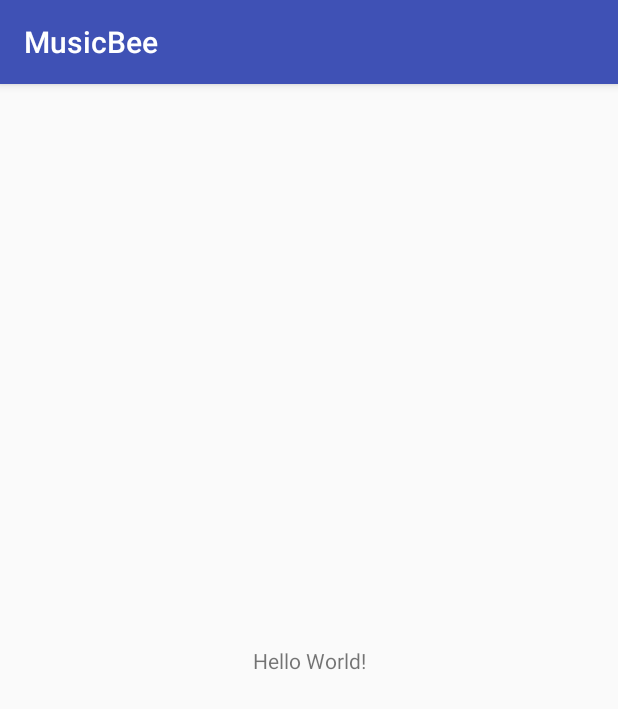
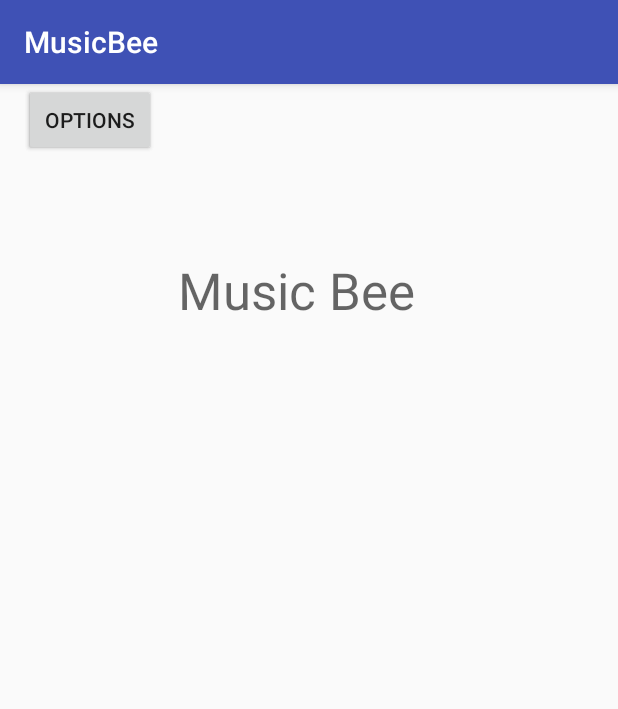
Before and after one commit to echiaboli/MusicBee, an Android app: the screen it shows after launch (MainActivity), on a phone screen of 412 x 824 dp. Shown: the top 709 px of the screen. Run offline under Robolectric (Android 15) with nearby library versions, the phone set to English and light mode, and no system bars.

Commit message:
Activity for startup page

```diff
--- a/app/src/main/AndroidManifest.xml
+++ b/app/src/main/AndroidManifest.xml
@@ -16,6 +16,7 @@
                 <category android:name="android.intent.category.LAUNCHER" />
             </intent-filter>
         </activity>
+        <activity android:name=".Startup"></activity>
     </application>
 
 </manifest>
--- a/app/src/main/res/layout/activity_main.xml
+++ b/app/src/main/res/layout/activity_main.xml
@@ -7,12 +7,37 @@
     tools:context="aboli.musicbee.MainActivity">
 
     <TextView
+        android:layout_width="182dp"
+        android:layout_height="55dp"
+        android:layout_marginRight="16dp"
+        android:text="Music Bee"
+        android:textAppearance="@style/TextAppearance.AppCompat.Display1"
+        app:layout_constraintBottom_toBottomOf="parent"
+        app:layout_constraintHorizontal_bias="0.52"
+        app:layout_constraintLeft_toLeftOf="parent"
+        app:layout_constraintRight_toRightOf="parent"
+        app:layout_constraintTop_toTopOf="parent"
+        app:layout_constraintVertical_bias="0.145"
+        android:layout_marginTop="16dp"
+        android:layout_marginBottom="16dp"
+        android:layout_marginLeft="16dp" />
+
+    <Button
+        android:id="@+id/button"
         android:layout_width="wrap_content"
         android:layout_height="wrap_content"
-        android:text="Hello World!"
-        app:layout_constraintBottom_toBottomOf="parent"
-        app:layout_constraintLeft_toLeftOf="parent"
-        app:layout_constraintRight_toRightOf="parent"
-        app:layout_constraintTop_toTopOf="parent" />
+        android:text="Start"
+        tools:layout_editor_absoluteY="305dp"
+        android:layout_marginLeft="16dp"
+        app:layout_constraintLeft_toLeftOf="parent" />
+
+    <Button
+        android:id="@+id/button2"
+        android:layout_width="wrap_content"
+        android:layout_height="wrap_content"
+        android:text="Options"
+        tools:layout_editor_absoluteY="394dp"
+        android:layout_marginLeft="16dp"
+        app:layout_constraintLeft_toLeftOf="parent" />
 
 </android.support.constraint.ConstraintLayout>
```
Also changed, not shown: app/src/main/java/aboli/musicbee/Startup.java (added, +13 -0 lines), app/src/main/res/layout/activity_startup.xml (added, +9 -0 lines).
